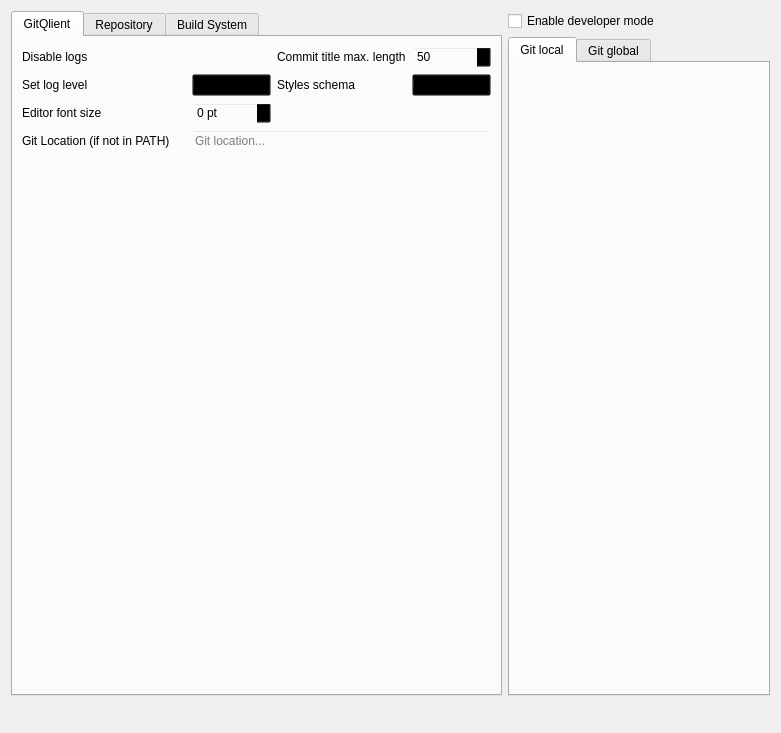
First picture: the form in src/big_widgets/ConfigWidget.ui, repository francescmm/GitQlient, before the edit.
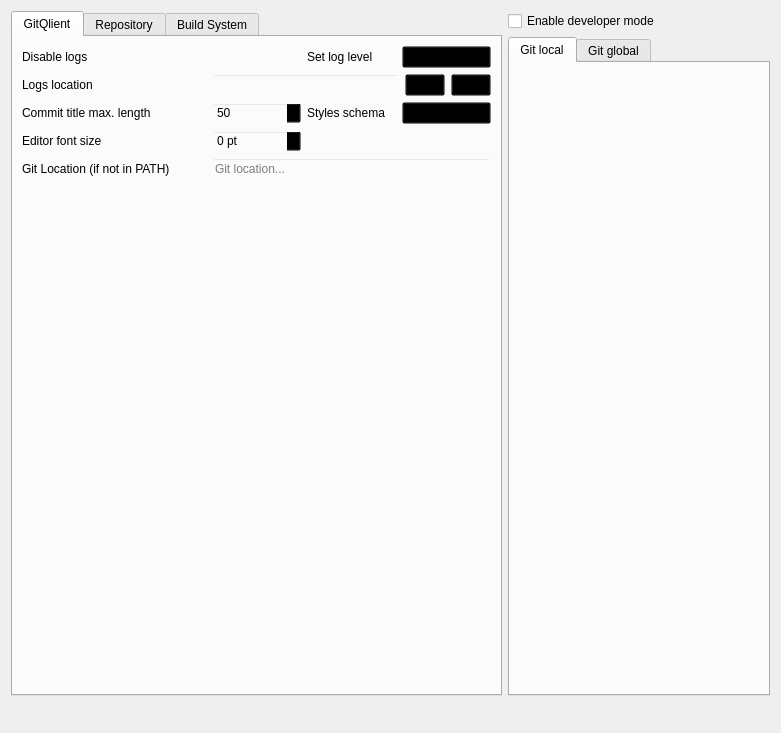
Second picture: the form after the edit. Icons and pictures are not drawn. Custom widgets are drawn as their Qt base class.

Commit message: #238 Adding logs folder path configuration

```diff
--- a/src/big_widgets/ConfigWidget.ui
+++ b/src/big_widgets/ConfigWidget.ui
@@ -109,28 +109,21 @@
        <item>
         <widget class="QFrame" name="frame">
          <layout class="QGridLayout" name="gridLayout_2">
-          <item row="3" column="2" colspan="3">
-           <widget class="QLineEdit" name="leGitPath">
-            <property name="placeholderText">
-             <string>Git location...</string>
+          <item row="0" column="2">
+           <widget class="CheckBox" name="chDisableLogs">
+            <property name="text">
+             <string/>
             </property>
            </widget>
           </item>
-          <item row="1" column="4">
-           <widget class="QComboBox" name="cbStyle">
-            <item>
-             <property name="text">
-              <string>dark</string>
-             </property>
-            </item>
-            <item>
-             <property name="text">
-              <string>bright</string>
-             </property>
-            </item>
+          <item row="0" column="3">
+           <widget class="QLabel" name="label_2">
+            <property name="text">
+             <string>Set log level</string>
+            </property>
            </widget>
           </item>
-          <item row="1" column="2">
+          <item row="0" column="4">
            <widget class="QComboBox" name="cbLogLevel">
             <item>
              <property name="text">
@@ -164,82 +157,129 @@
             </item>
            </widget>
           </item>
+          <item row="0" column="0" colspan="2">
+           <widget class="QLabel" name="label">
+            <property name="text">
+             <string>Disable logs</string>
+            </property>
+           </widget>
+          </item>
+          <item row="5" column="1">
+           <spacer name="verticalSpacer_2">
+            <property name="orientation">
+             <enum>Qt::Vertical</enum>
+            </property>
+            <property name="sizeHint" stdset="0">
+             <size>
+              <width>20</width>
+              <height>40</height>
+             </size>
+            </property>
+           </spacer>
+          </item>
+          <item row="2" column="3">
+           <widget class="QLabel" name="label_3">
+            <property name="text">
+             <string>Styles schema</string>
+            </property>
+           </widget>
+          </item>
           <item row="3" column="0" colspan="2">
+           <widget class="QLabel" name="label_21">
+            <property name="text">
+             <string>Editor font size</string>
+            </property>
+           </widget>
+          </item>
+          <item row="4" column="0" colspan="2">
            <widget class="QLabel" name="label_4">
             <property name="text">
              <string>Git Location (if not in PATH)</string>
             </property>
            </widget>
           </item>
-          <item row="1" column="3">
-           <widget class="QLabel" name="label_3">
-            <property name="text">
-             <string>Styles schema</string>
-            </property>
-           </widget>
-          </item>
-          <item row="0" column="2">
-           <widget class="CheckBox" name="chDisableLogs">
-            <property name="text">
-             <string/>
-            </property>
-           </widget>
-          </item>
-          <item row="0" column="3">
-           <widget class="QLabel" name="label_15">
-            <property name="text">
-             <string>Commit title max. length</string>
-            </property>
-           </widget>
-          </item>
-          <item row="0" column="4">
-           <widget class="QSpinBox" name="spCommitTitleLength">
-            <property name="value">
-             <number>50</number>
-            </property>
-           </widget>
-          </item>
-          <item row="4" column="1">
-           <spacer name="verticalSpacer_2">
-            <property name="orientation">
-             <enum>Qt::Vertical</enum>
-            </property>
-            <property name="sizeHint" stdset="0">
-             <size>
-              <width>20</width>
-              <height>40</height>
-             </size>
-            </property>
-           </spacer>
-          </item>
-          <item row="2" column="2">
+          <item row="3" column="2">
            <widget class="QSpinBox" name="sbEditorFontSize">
             <property name="suffix">
              <string> pt</string>
             </property>
            </widget>
           </item>
-          <item row="1" column="0" colspan="2">
-           <widget class="QLabel" name="label_2">
-            <property name="text">
-             <string>Set log level</string>
+          <item row="4" column="2" colspan="3">
+           <widget class="QLineEdit" name="leGitPath">
+            <property name="placeholderText">
+             <string>Git location...</string>
             </property>
            </widget>
           </item>
-          <item row="0" column="0" colspan="2">
-           <widget class="QLabel" name="label">
-            <property name="text">
-             <string>Disable logs</string>
+          <item row="2" column="4">
+           <widget class="QComboBox" name="cbStyle">
+            <item>
+             <property name="text">
+              <string>dark</string>
+             </property>
+            </item>
+            <item>
+             <property name="text">
+              <string>bright</string>
+             </property>
+            </item>
+           </widget>
+          </item>
+          <item row="2" column="2">
+           <widget class="QSpinBox" name="spCommitTitleLength">
+            <property name="value">
+             <number>50</number>
             </property>
            </widget>
           </item>
           <item row="2" column="0" colspan="2">
-           <widget class="QLabel" name="label_21">
+           <widget class="QLabel" name="label_15">
             <property name="text">
-             <string>Editor font size</string>
+             <string>Commit title max. length</string>
             </property>
            </widget>
           </item>
+          <item row="1" column="0" colspan="2">
+           <widget class="QLabel" name="label_23">
+            <property name="text">
+             <string>Logs location</string>
+            </property>
+           </widget>
+          </item>
+          <item row="1" column="2" colspan="3">
+           <layout class="QHBoxLayout" name="horizontalLayout_4">
+            <item>
+             <widget class="QLineEdit" name="leLogsLocation">
+              <property name="enabled">
+               <bool>true</bool>
+              </property>
+              <property name="readOnly">
+               <bool>true</bool>
+              </property>
+             </widget>
+            </item>
+            <item>
+             <widget class="QPushButton" name="pbSelectFolder">
+              <property name="toolTip">
+               <string>Select folder</string>
+              </property>
+              <property name="icon">
+               <iconset resource="../resources.qrc">
+                <normaloff>:/icons/folder_indicator</normaloff>:/icons/folder_indicator</iconset>
+              </property>
+             </widget>
+            </item>
+            <item>
+             <widget class="QPushButton" name="pbDefault">
+              <property name="icon">
+               <iconset resource="../resources.qrc">
+                <normaloff>:/icons/back</normaloff>:/icons/back</iconset>
+              </property>
+             </widget>
+            </item>
+           </layout>
+          </item>
          </layout>
         </widget>
        </item>
```
Left out of the diff: 7 changed lines with no effect on the pictures. The commit also changes 6 other files.
